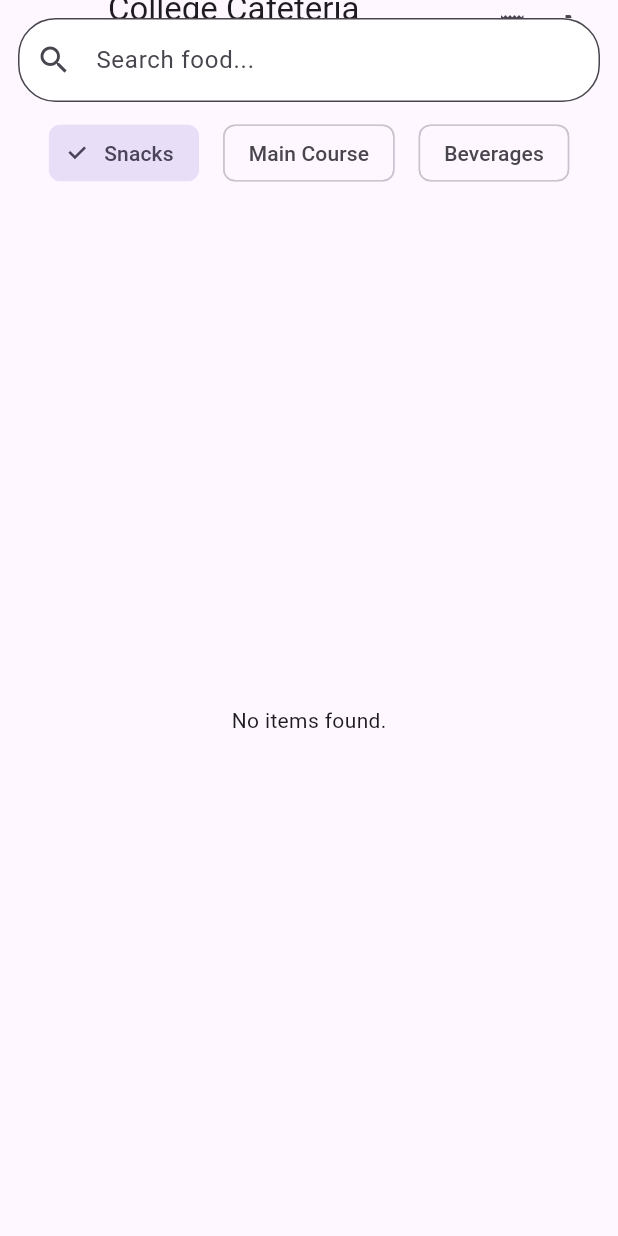
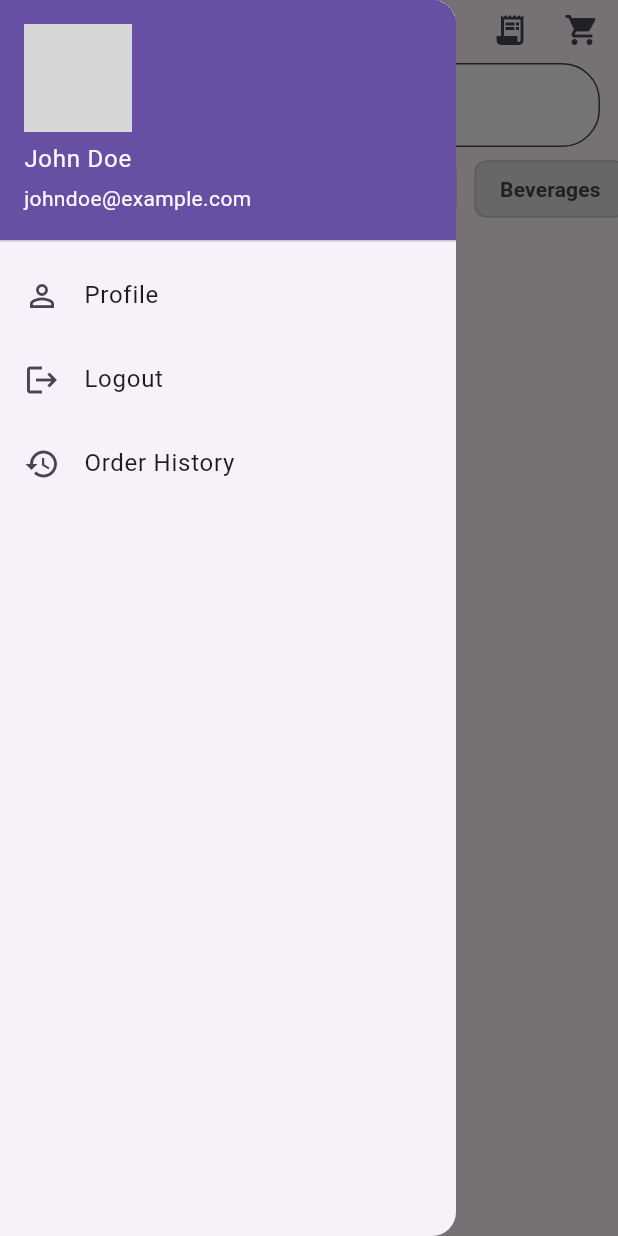
Before and after one commit to CoderIshanGupta/Canteen-Cafeteria, a Flutter app: the HomeScreen screen opened by its route, with the side drawer open (before the commit the screen has no drawer), on a phone screen of 412 x 824 dp. Run offline on Flutter 3.47's test engine with Material 3 defaults, Android fonts, the phone set to English and light mode, and no system bars; our stand-ins replace shared_preferences; accounts and stored records are empty; grey boxes are pictures that could not be loaded.

Commit message:
Update home_screen.dart

```diff
--- a/lib/screens/home_screen.dart
+++ b/lib/screens/home_screen.dart
@@ -1,5 +1,6 @@
 import 'package:flutter/material.dart';
 import 'package:provider/provider.dart';
+import '../providers/user_provider.dart';
 import '../providers/cart_provider.dart';
 import '../utils/dummy_data.dart';
 import '../widgets/food_card.dart';
@@ -11,46 +12,52 @@ class HomeScreen extends StatefulWidget {
 }
 
 class _HomeScreenState extends State<HomeScreen> {
-  String selectedCategory = 'Snacks';
+  String selectedCategory = 'All';
   String searchQuery = '';
-
-  final List<String> categories = ['Snacks', 'Main Course', 'Beverages'];
+  final List<String> categories = ['All', 'Snacks', 'Main Course', 'Beverages'];
+  final GlobalKey<ScaffoldState> _scaffoldKey = GlobalKey<ScaffoldState>();
 
   @override
   Widget build(BuildContext context) {
+    final user = Provider.of<UserProvider>(context).user;
     final filteredItems = dummyMenu.where((item) {
-      return item.category == selectedCategory &&
-          item.name.toLowerCase().contains(searchQuery.toLowerCase());
+      final inCategory = selectedCategory == 'All' || item.category == selectedCategory;
+      final matchesSearch = item.name.toLowerCase().contains(searchQuery.toLowerCase());
+      return inCategory && matchesSearch;
     }).toList();
 
     double screenWidth = MediaQuery.of(context).size.width;
     int crossAxisCount = screenWidth > 900 ? 4 : screenWidth > 600 ? 3 : 2;
 
     return Scaffold(
+      key: _scaffoldKey,
       appBar: AppBar(
+        leading: IconButton(
+          icon: Icon(Icons.person),
+          onPressed: () => _scaffoldKey.currentState!.openDrawer(),
+        ),
         title: const Text('College Cafeteria'),
+        centerTitle: true,
         actions: [
           IconButton(
             icon: const Icon(Icons.receipt_long),
             onPressed: () => Navigator.pushNamed(context, '/orders'),
           ),
-          CartIcon(), // ✅ Remove 'const'
+          CartIcon(),
         ],
         bottom: PreferredSize(
-          preferredSize: const Size.fromHeight(80),
+          preferredSize: const Size.fromHeight(100),
           child: Column(
             children: [
               Padding(
-                padding: const EdgeInsets.symmetric(horizontal: 12.0),
+                padding: const EdgeInsets.symmetric(horizontal: 12.0, vertical: 8),
                 child: TextField(
                   decoration: InputDecoration(
                     hintText: 'Search food...',
                     prefixIcon: const Icon(Icons.search),
                     filled: true,
                     fillColor: Colors.white,
-                    border: OutlineInputBorder(
-                      borderRadius: BorderRadius.circular(25),
-                    ),
+                    border: OutlineInputBorder(borderRadius: BorderRadius.circular(25)),
                   ),
                   onChanged: (val) {
                     setState(() {
@@ -59,13 +66,16 @@ class _HomeScreenState extends State<HomeScreen> {
                   },
                 ),
               ),
-              const SizedBox(height: 10),
-              SingleChildScrollView(
+              SizedBox(
+                height: 40,
+                child: ListView.builder(
                   scrollDirection: Axis.horizontal,
-                child: Row(
-                  children: categories.map((cat) {
+                  padding: const EdgeInsets.symmetric(horizontal: 8.0),
+                  itemCount: categories.length,
+                  itemBuilder: (ctx, index) {
+                    final cat = categories[index];
                     return Padding(
-                      padding: const EdgeInsets.symmetric(horizontal: 8.0),
+                      padding: const EdgeInsets.symmetric(horizontal: 6.0),
                       child: ChoiceChip(
                         label: Text(cat),
                         selected: selectedCategory == cat,
@@ -74,9 +84,12 @@ class _HomeScreenState extends State<HomeScreen> {
                             selectedCategory = cat;
                           });
                         },
+                        selectedColor: Colors.orangeAccent,
+                        backgroundColor: Colors.grey[300],
+                        labelStyle: const TextStyle(fontWeight: FontWeight.bold),
                       ),
                     );
-                  }).toList(),
+                  },
                 ),
               ),
               const SizedBox(height: 10),
@@ -84,17 +97,51 @@ class _HomeScreenState extends State<HomeScreen> {
           ),
         ),
       ),
-      body: filteredItems.isEmpty
+      drawer: Drawer(
+        child: ListView(
+          children: [
+            UserAccountsDrawerHeader(
+              accountName: Text(user.name),
+              accountEmail: Text(user.email),
+              currentAccountPicture: CircleAvatar(
+                backgroundImage: AssetImage('images/profile.png'),
+              ),
+            ),
+            ListTile(
+              leading: Icon(Icons.person_outline),
+              title: Text('Profile'),
+              onTap: () => Navigator.pushNamed(context, '/profile'),
+            ),
+            ListTile(
+              leading: Icon(Icons.logout),
+              title: Text('Logout'),
+              onTap: () => Navigator.pushNamedAndRemoveUntil(context, '/auth', (route) => false),
+            ),
+            ListTile(
+              leading: Icon(Icons.history),
+              title: Text('Order History'),
+              onTap: () => Navigator.pushNamed(context, '/order-history'),
+            ),
+          ],
+        ),
+      ),
+      body: SafeArea(
+        child: LayoutBuilder(
+          builder: (context, constraints) {
+            return filteredItems.isEmpty
                 ? const Center(child: Text('No items found.'))
                 : Padding(
-              padding: const EdgeInsets.symmetric(horizontal: 8.0),
+                    padding: const EdgeInsets.symmetric(horizontal: 12.0, vertical: 8.0),
                     child: GridView.builder(
+                      padding: const EdgeInsets.only(bottom: 16),
+                      shrinkWrap: true,
+                      physics: const AlwaysScrollableScrollPhysics(),
                       itemCount: filteredItems.length,
                       gridDelegate: SliverGridDelegateWithFixedCrossAxisCount(
                         crossAxisCount: crossAxisCount,
-                  childAspectRatio: 0.90,
-                  crossAxisSpacing: 10,
-                  mainAxisSpacing: 10,
+                        childAspectRatio: 0.95,
+                        crossAxisSpacing: 14,
+                        mainAxisSpacing: 14,
                       ),
                       itemBuilder: (ctx, index) {
                         final foodItem = filteredItems[index];
@@ -119,6 +166,9 @@ class _HomeScreenState extends State<HomeScreen> {
                         );
                       },
                     ),
+                  );
+          },
+        ),
       ),
     );
   }
```
Lines whose indentation alone changed are shown as unchanged.
